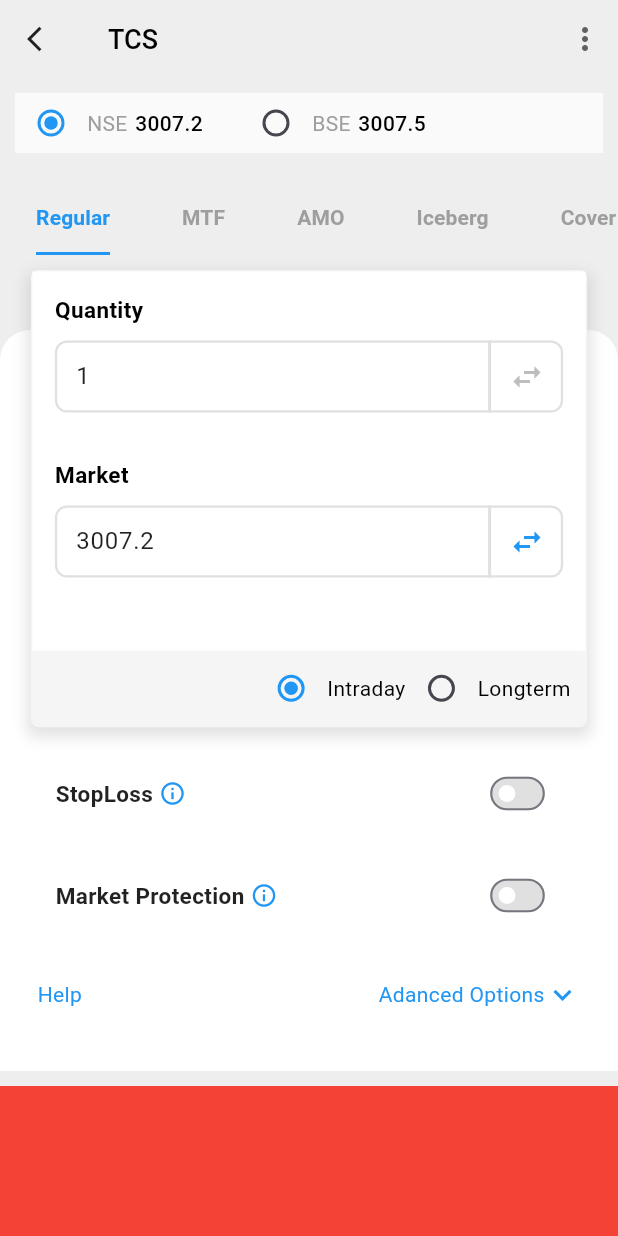
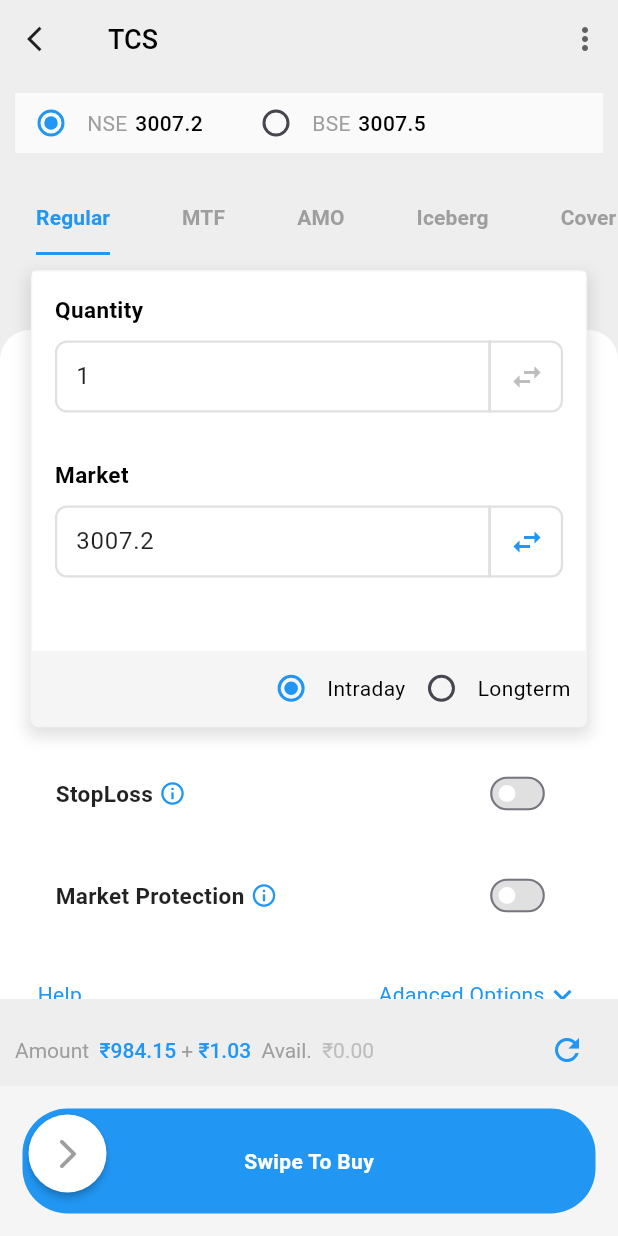
Before and after one commit to Jayeshshinde10/project1, a Flutter app: the screen it shows after launch, on a phone screen of 412 x 824 dp. Run offline on Flutter 3.47's test engine with Material 3 defaults, Android fonts, the phone set to English and light mode, and no system bars; drawn by our look-alikes of swipeable_button_view.

Commit message:
feat: Enhance BuyScreen with amount display and swipeable button functionality

```diff
--- a/lib/screens/buy.dart
+++ b/lib/screens/buy.dart
@@ -1,4 +1,6 @@
 import 'package:flutter/material.dart';
+import 'package:swipeable_button_view/swipeable_button_view.dart';
+
 import 'package:zerodha_clone/widgets/CustomDefaultTabController.dart';
 import 'package:zerodha_clone/widgets/StockExchangeSelectorWidget.dart';
 
@@ -13,6 +15,7 @@
   bool isNse = true;
   double nsePrice = 3007.20;
   double bsePrice = 3007.50;
+  bool isFinished = false;
 
   void onChange(value) {
     setState(() {
@@ -51,15 +54,90 @@
             ),
           ),
 
+          Padding(
+            padding: EdgeInsetsGeometry.symmetric(horizontal: 10),
+            child: Row(
+              mainAxisAlignment: MainAxisAlignment.spaceBetween,
+              children: [
+                Expanded(
+                  child: RichText(
+                    text: TextSpan(
+                      children: [
+                        TextSpan(
+                          text: "Amount  ",
+                          style: TextStyle(color: Colors.grey),
+                        ),
+                        TextSpan(
+                          text: "₹984.15",
+                          style: TextStyle(
+                            color: Colors.blue,
+
+                            fontWeight: FontWeight.w500,
+                          ),
+                        ),
+                        TextSpan(
+                          text: " + ",
+                          style: TextStyle(color: Colors.grey),
+                        ),
+                        TextSpan(
+                          text: "₹1.03",
+                          style: TextStyle(
+                            color: Colors.blue,
+
+                            fontWeight: FontWeight.w500,
+                          ),
+                        ),
+                        TextSpan(
+                          text: "  Avail.  ",
+                          style: TextStyle(color: Colors.grey),
+                        ),
+                        TextSpan(
+                          text: "₹0.00",
+                          style: TextStyle(color: Colors.grey[400]),
+                        ),
+                      ],
+                    ),
+                  ),
+                ),
+                IconButton(
+                  icon: Icon(Icons.refresh, color: Colors.blue),
+                  onPressed: () {
+                    // Refresh action
+                  },
+                ),
+              ],
+            ),
+          ),
+
           Container(
+            width: MediaQuery.of(context).size.width,
             margin: EdgeInsets.all(0),
-            color: Colors.red,
+            color: Colors.grey.shade100,
             height: 100,
-            child: Row(
-              mainAxisAlignment: MainAxisAlignment.center,
-              children: [
+            padding: EdgeInsets.all(15),
+            child: SwipeableButtonView(
+              buttonText: 'Swipe To Buy',
+              buttonWidget: Center(
+                child: Icon(
+                  Icons.arrow_forward_ios_rounded,
+                  color: Colors.grey,
+                ),
+              ),
 
-              ],
+              activeColor: Colors.blue,
+              isFinished: isFinished,
+              onWaitingProcess: () {
+                Future.delayed(Duration(seconds: 2), () {
+                  setState(() {
+                    isFinished = true;
+                  });
+                });
+              },
+              onFinish: () async {
+                setState(() {
+                  isFinished = false;
+                });
+              },
             ),
           ),
         ],
```
